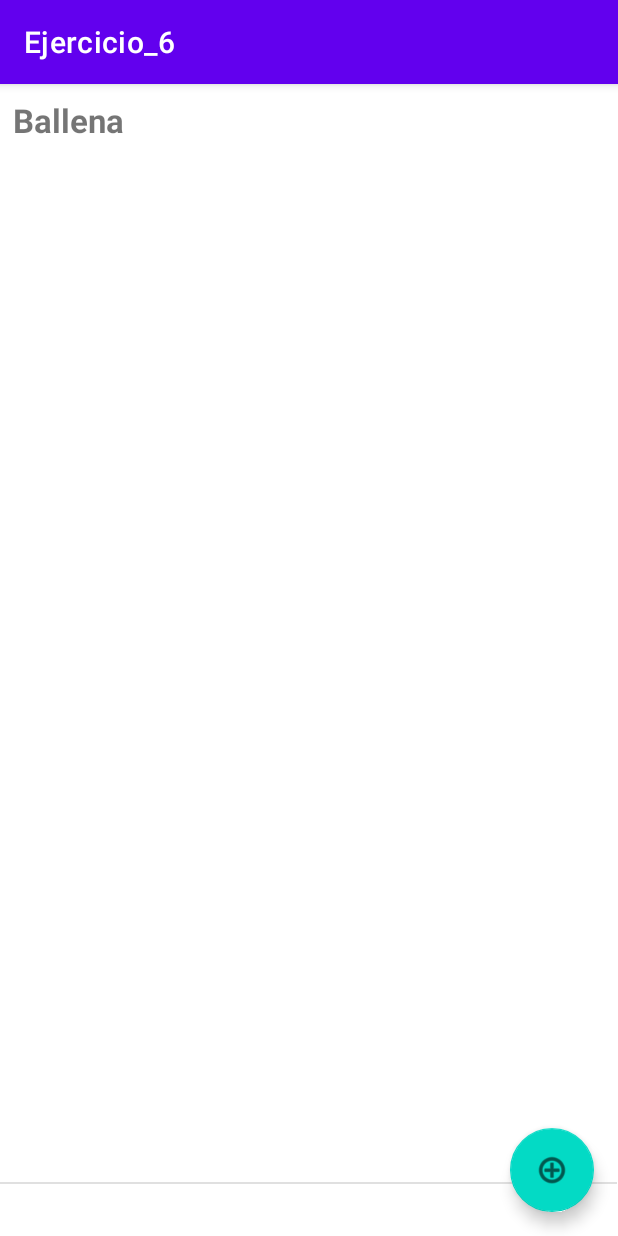
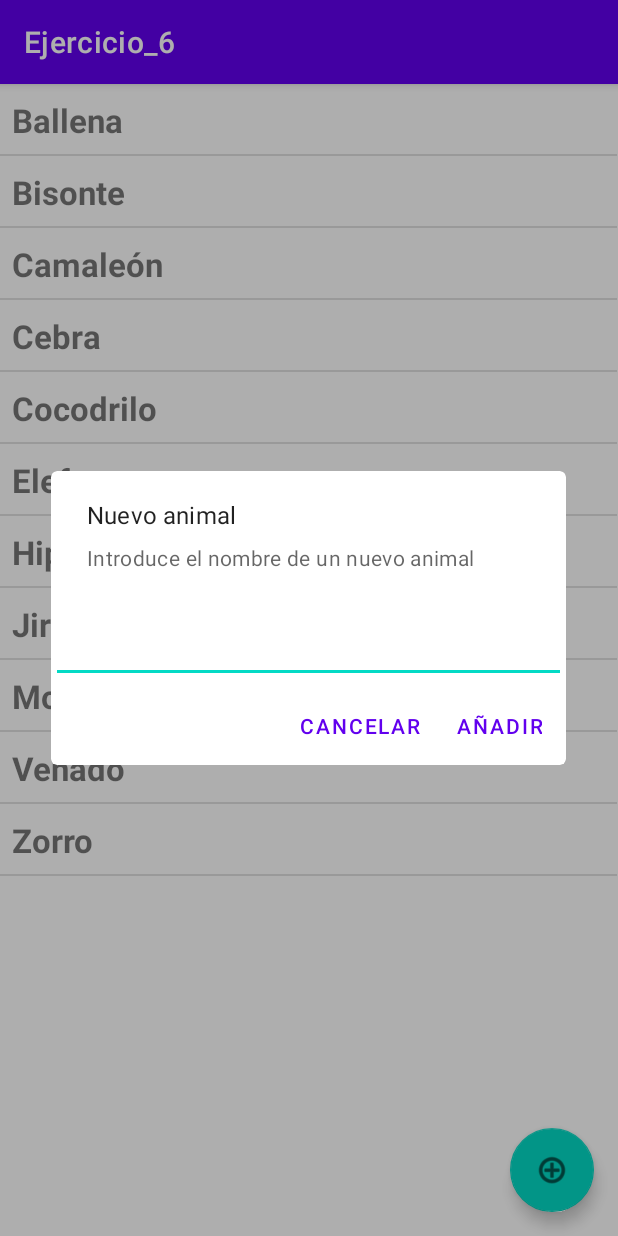
Before and after one commit to Isaac640/ExtraordinariaPMDM, an Android app: the screen it shows after launch (MainActivity), after a tap on an icon or button, on a phone screen of 412 x 824 dp. Run offline under Robolectric (Android 15) with nearby library versions, the phone set to English and light mode, and no system bars.

Commit message:
Ejercicio 6 terminado

```diff
--- a/UT2/Ejercicio_6/app/src/main/java/es/isaaccabriadiez/ejercicio_6/MainActivity.kt
+++ b/UT2/Ejercicio_6/app/src/main/java/es/isaaccabriadiez/ejercicio_6/MainActivity.kt
@@ -17,7 +17,7 @@ class MainActivity : AppCompatActivity() {
         super.onCreate(savedInstanceState)
         setContentView(R.layout.activity_main)
 
-        val recyclerView = findViewById<RecyclerView>(R.id.recyclerViewAnimales)
+        recyclerView = findViewById<RecyclerView>(R.id.recyclerViewAnimales)
         val botonAnadir = findViewById<FloatingActionButton>(R.id.boton_aniadir)
 
         //Establecer el adapter y layout
@@ -26,14 +26,12 @@ class MainActivity : AppCompatActivity() {
 
         //Separador en el recyclerView
         recyclerView.addItemDecoration(
-            DividerItemDecoration(
-                this,
-                DividerItemDecoration.VERTICAL
-            )
+            DividerItemDecoration(this,DividerItemDecoration.VERTICAL)
         )
+
         //Añade un animal al pulsarse
         botonAnadir.setOnClickListener {
-            (recyclerView.adapter as AnimalAdapter).addAnimal("Nuevo Animal")
+            dialogoNuevoAnimal()
         }
     }
 
--- a/UT2/Ejercicio_6/app/src/main/res/layout/item_animal.xml
+++ b/UT2/Ejercicio_6/app/src/main/res/layout/item_animal.xml
@@ -3,11 +3,11 @@
     xmlns:app="http://schemas.android.com/apk/res-auto"
     xmlns:tools="http://schemas.android.com/tools"
     android:layout_width="match_parent"
-    android:layout_height="match_parent">
+    android:layout_height="wrap_content">
 
     <LinearLayout
-        android:layout_width="409dp"
-        android:layout_height="52dp"
+        android:layout_width="match_parent"
+        android:layout_height="match_parent"
         android:layout_marginTop="1dp"
         android:layout_marginEnd="1dp"
         android:orientation="vertical"
```
